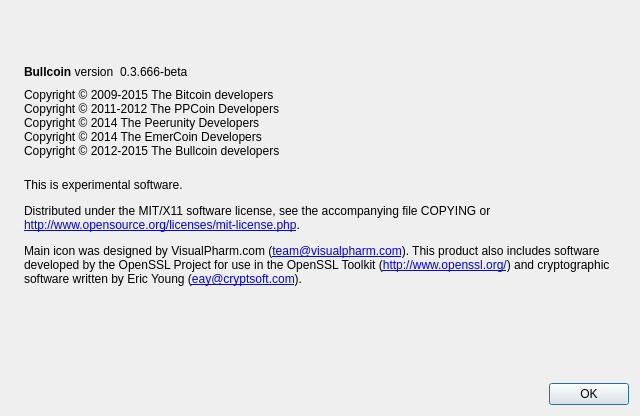
Above: src/qt/forms/aboutdialog.ui from BLCdeveloper/cryptobullcoin before the change. Below: the same form after it.
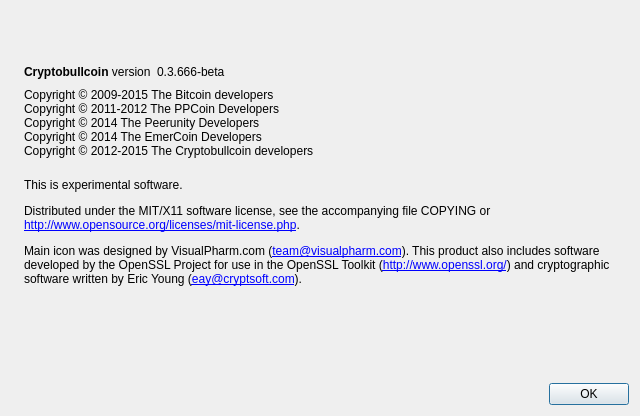
That is the form after the change. Icons and pictures are not drawn.

The edit to the form file:
```diff
--- a/src/qt/forms/aboutdialog.ui
+++ b/src/qt/forms/aboutdialog.ui
@@ -53,7 +53,7 @@
           <cursorShape>IBeamCursor</cursorShape>
          </property>
          <property name="text">
-          <string>&lt;b&gt;Bullcoin&lt;/b&gt; version</string>
+          <string>&lt;b&gt;Cryptobullcoin&lt;/b&gt; version</string>
          </property>
          <property name="textInteractionFlags">
           <set>Qt::LinksAccessibleByMouse|Qt::TextSelectableByKeyboard|Qt::TextSelectableByMouse</set>
@@ -98,7 +98,7 @@
 Copyright © 2011-2012 The PPCoin Developers
 Copyright © 2014 The Peerunity Developers
 Copyright © 2014 The EmerCoin Developers
-Copyright © 2012-2015 The Bullcoin developers</string>
+Copyright © 2012-2015 The Cryptobullcoin developers</string>
        </property>
        <property name="textInteractionFlags">
         <set>Qt::LinksAccessibleByMouse|Qt::TextSelectableByKeyboard|Qt::TextSelectableByMouse</set>
```
Left out of the diff: 2 changed lines with no effect on the pictures.
